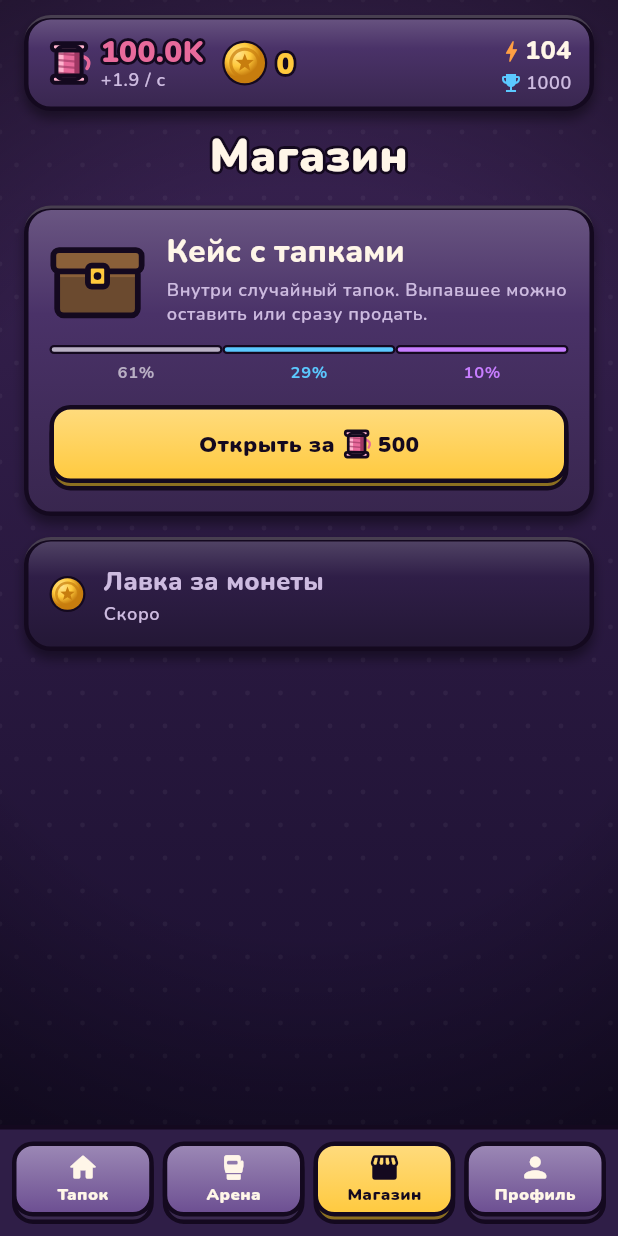
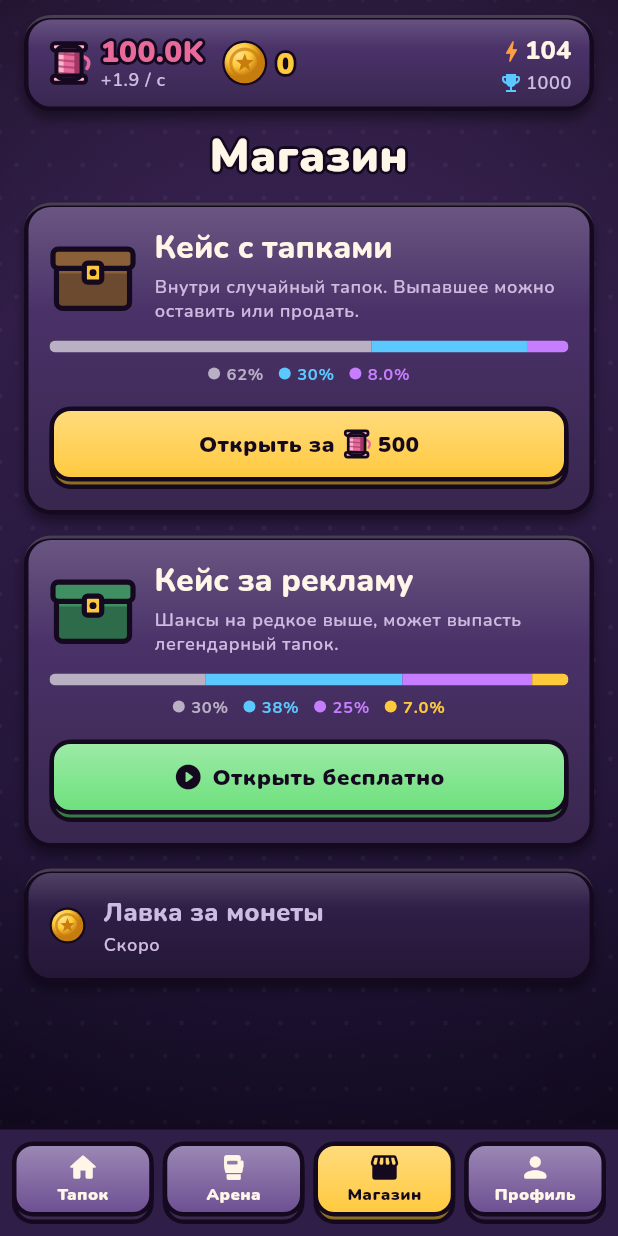
Before and after one commit to voprostvoy-creator/idle-slipper, a Flutter app: the screen it shows after launch, item 3 of the bottom bar chosen, on a phone screen of 412 x 824 dp. Run offline on Flutter 3.47's test engine with Material 3 defaults, Android fonts, the phone set to English and light mode, and no system bars; our stand-ins replace shared_preferences.

Commit message:
Три новых тапка, пятая редкость и второй кейс за рекламу
- Rarity: добавлен мифический, цена продажи теперь свойство редкости,
  а не доля от цены кейса (бесплатный кейс обнулял бы её).
- Каталог: Неон (эпик), Адский шип (легендарный), Радужный хаос (мифический).
- CaseType/CaseCatalog вместо одного кейса: обычный (до эпика, эпик 8%)
  и бесплатный за рекламу (шансы на редкое выше, легендарный 7%).
  Мифический пока не выпадает ни из одного кейса.
- SlipperAnchors удалены: накладки прокачки заменены аурой, якоря стали
  мёртвым кодом и мешали добавлять новые тапки.

Co-Authored-By: Claude Opus 5 <noreply@anthropic.com>

```diff
--- a/lib/game/case_box.dart
+++ b/lib/game/case_box.dart
@@ -2,48 +2,95 @@ import 'dart:math';
 
 import 'slipper_kind.dart';
 
-/// Кейс с тапками: цена в нитках, розыгрыш по весам редкости, цена продажи.
-class CaseBox {
-  CaseBox._();
+/// Вид кейса: цена, набор редкостей и их веса при розыгрыше.
+class CaseType {
+  const CaseType({
+    required this.id,
+    required this.name,
+    required this.description,
+    required this.price,
+    required this.weights,
+  });
 
-  /// Цена одного открытия, в нитках.
-  static const int price = 500;
+  final String id;
+  final String name;
+  final String description;
 
-  /// Сколько дают за продажу выпавшего тапка.
-  static int sellPrice(Rarity rarity) => (price * rarity.sellFactor).round();
+  /// Цена в нитках. 0 — бесплатный (за рекламу).
+  final int price;
 
-  /// Виды, доступные в кейсе. Стартовый тапок тоже участвует — он и есть
-  /// «мусорный» дроп, который продают в минус.
-  static List<SlipperKind> get pool => SlipperCatalog.all;
+  /// Веса по редкости. Редкости, которых тут нет, не выпадают.
+  final Map<Rarity, int> weights;
 
-  /// Шанс конкретной редкости с учётом того, какие виды реально есть.
-  static Map<Rarity, double> chances() {
-    final byRarity = <Rarity, int>{};
-    for (final k in pool) {
-      byRarity[k.rarity] = (byRarity[k.rarity] ?? 0) + k.rarity.weight;
-    }
-    final total = byRarity.values.fold(0, (a, b) => a + b);
-    return {
-      for (final e in byRarity.entries) e.key: total == 0 ? 0 : e.value / total,
+  bool get isFree => price == 0;
+
+  /// Шансы по редкостям — веса, нормализованные с учётом того,
+  /// какие виды реально есть в каталоге.
+  Map<Rarity, double> chances() {
+    final live = <Rarity, int>{
+      for (final e in weights.entries)
+        if (SlipperCatalog.byRarity(e.key).isNotEmpty) e.key: e.value,
     };
+    final total = live.values.fold(0, (a, b) => a + b);
+    if (total == 0) return const {};
+    return {for (final e in live.entries) e.key: e.value / total};
   }
 
-  /// Розыгрыш. Вес вида = вес его редкости, поэтому редкие виды редки даже
-  /// когда их в каталоге несколько.
-  static SlipperKind roll(Random rng) {
-    final total = pool.fold(0, (a, k) => a + k.rarity.weight);
+  /// Розыгрыш: сначала редкость по весам, потом равновероятный вид внутри неё.
+  SlipperKind roll(Random rng) {
+    final live = <Rarity, int>{
+      for (final e in weights.entries)
+        if (SlipperCatalog.byRarity(e.key).isNotEmpty) e.key: e.value,
+    };
+    final total = live.values.fold(0, (a, b) => a + b);
     var pick = rng.nextInt(total);
-    for (final k in pool) {
-      pick -= k.rarity.weight;
-      if (pick < 0) return k;
+    for (final e in live.entries) {
+      pick -= e.value;
+      if (pick < 0) {
+        final pool = SlipperCatalog.byRarity(e.key);
+        return pool[rng.nextInt(pool.length)];
+      }
     }
-    return pool.last;
+    return SlipperCatalog.byId(SlipperCatalog.defaultId);
   }
 
   /// Лента для анимации прокрутки: случайные виды, на [winnerIndex] — выпавший.
-  static List<SlipperKind> reel(Random rng, SlipperKind winner, int length, int winnerIndex) {
+  List<SlipperKind> reel(Random rng, SlipperKind winner, int length, int winnerIndex) {
     return [
       for (var i = 0; i < length; i++) i == winnerIndex ? winner : roll(rng),
     ];
   }
 }
+
+/// Все кейсы игры.
+class CaseCatalog {
+  CaseCatalog._();
+
+  /// Обычный кейс: в основном мусор, эпик — редкая удача.
+  static const standard = CaseType(
+    id: 'standard',
+    name: 'Кейс с тапками',
+    description: 'Внутри случайный тапок. Выпавшее можно оставить или продать.',
+    price: 500,
+    weights: {Rarity.common: 62, Rarity.rare: 30, Rarity.epic: 8},
+  );
+
+  /// Кейс за рекламу: шансы на редкое заметно выше, и есть легендарный.
+  static const ad = CaseType(
+    id: 'ad',
+    name: 'Кейс за рекламу',
+    description: 'Шансы на редкое выше, может выпасть легендарный тапок.',
+    price: 0,
+    weights: {
+      Rarity.common: 30,
+      Rarity.rare: 38,
+      Rarity.epic: 25,
+      Rarity.legendary: 7,
+    },
+  );
+
+  static const all = [standard, ad];
+
+  static CaseType byId(String id) =>
+      all.firstWhere((c) => c.id == id, orElse: () => standard);
+}
--- a/lib/game/slipper_kind.dart
+++ b/lib/game/slipper_kind.dart
@@ -1,21 +1,23 @@
 import 'dart:ui';
 
-/// Редкость тапка. Чем выше — тем сильнее бонус и реже выпадает из кейса.
+/// Редкость тапка: пять ступеней, от обычного до мифического.
+/// Чем выше — тем сильнее бонус и реже выпадает из кейса.
 enum Rarity {
-  common('Обычный', Color(0xFFB9B0C4), 60, 0.15),
-  rare('Редкий', Color(0xFF5BC8FF), 28, 0.6),
-  epic('Эпический', Color(0xFFC77DFF), 10, 1.6),
-  legendary('Легендарный', Color(0xFFFFC93C), 2, 6.0);
+  common('Обычный', Color(0xFFB9B0C4), 75),
+  rare('Редкий', Color(0xFF5BC8FF), 300),
+  epic('Эпический', Color(0xFFC77DFF), 800),
+  legendary('Легендарный', Color(0xFFFFC93C), 2500),
+  mythic('Мифический', Color(0xFFFF5FA2), 8000);
 
-  const Rarity(this.label, this.color, this.weight, this.sellFactor);
+  const Rarity(this.label, this.color, this.sellPrice);
   final String label;
   final Color color;
 
-  /// Вес при розыгрыше кейса (нормализуется по тем видам, что есть в каталоге).
-  final int weight;
+  /// Сколько ниток дают за продажу такого тапка.
+  final int sellPrice;
 
-  /// Цена продажи как доля от цены кейса: обычный уходит в сильный минус.
-  final double sellFactor;
+  /// Ступень редкости для подписи вида «3/5».
+  String get tier => '${index + 1}/${Rarity.values.length}';
 }
 
 /// Тип бонуса. Значение — доля: 0.10 = +10%.
@@ -36,38 +38,13 @@ enum Bonus {
   }
 }
 
-/// Точки крепления аксессуаров прокачки. Координаты — доли размера PNG
-/// (0..1 по ширине и высоте), тапок смотрит вправо.
-class SlipperAnchors {
-  const SlipperAnchors({
-    required this.ridge,
-    required this.side,
-    required this.heel,
-    required this.sole,
-  });
-
-  /// Верхний контур от пятки к носку — сюда вешаются шипы.
-  /// Нужно минимум 2 точки, направление шипа считается по соседним.
-  final List<Offset> ridge;
-
-  /// Точки на боку — пластины и бинты.
-  final List<Offset> side;
-
-  /// Откуда вырывается пламя (задняя кромка).
-  final Offset heel;
-
-  /// Полоса подошвы для подсветки.
-  final Rect sole;
-}
-
-/// Вид тапка из каталога: картинка, редкость, бонус, якоря.
+/// Вид тапка из каталога: картинка, редкость, бонусы.
 class SlipperKind {
   const SlipperKind({
     required this.id,
     required this.name,
     required this.rarity,
     required this.asset,
-    required this.anchors,
     this.bonuses = const {},
   });
 
@@ -75,17 +52,17 @@ class SlipperKind {
   final String name;
   final Rarity rarity;
 
-  /// Путь к PNG: прозрачный фон, вид сбоку, носок вправо, желательно 1200×600 (2:1).
+  /// Путь к PNG: прозрачный фон, вид сбоку, носок вправо, 1200×600 (2:1).
   final String asset;
-  final SlipperAnchors anchors;
   final Map<Bonus, double> bonuses;
 
   double bonus(Bonus b) => bonuses[b] ?? 0;
 }
 
 /// Каталог всех тапков. Чтобы добавить новый:
-/// 1) положить PNG в `assets/slippers/<id>.png`;
-/// 2) добавить запись сюда, подобрать якоря (см. SlipperAnchors).
+/// 1) прогнать PNG через `tool/normalize_slipper.py` — он положит его
+///    в `assets/slippers/<id>.png`;
+/// 2) добавить сюда запись с именем, редкостью и бонусами.
 class SlipperCatalog {
   SlipperCatalog._();
 
@@ -97,36 +74,12 @@ class SlipperCatalog {
       name: 'Бабушкин клетчатый',
       rarity: Rarity.common,
       asset: 'assets/slippers/basic.png',
-      anchors: SlipperAnchors(
-        ridge: [
-          Offset(0.54, 0.31),
-          Offset(0.58, 0.20),
-          Offset(0.62, 0.17),
-          Offset(0.70, 0.26),
-          Offset(0.78, 0.33),
-        ],
-        side: [Offset(0.57, 0.66), Offset(0.65, 0.62), Offset(0.73, 0.66)],
-        heel: Offset(0.07, 0.62),
-        sole: Rect.fromLTRB(0.20, 0.79, 0.80, 0.91),
-      ),
     ),
     SlipperKind(
       id: 'blue_slide',
       name: 'Синий слайд',
       rarity: Rarity.rare,
       asset: 'assets/slippers/blue_slide.png',
-      anchors: SlipperAnchors(
-        ridge: [
-          Offset(0.54, 0.29),
-          Offset(0.60, 0.18),
-          Offset(0.66, 0.23),
-          Offset(0.72, 0.31),
-          Offset(0.78, 0.40),
-        ],
-        side: [Offset(0.55, 0.66), Offset(0.63, 0.60), Offset(0.71, 0.64)],
-        heel: Offset(0.07, 0.62),
-        sole: Rect.fromLTRB(0.18, 0.80, 0.82, 0.92),
-      ),
       bonuses: {Bonus.dodge: 0.05},
     ),
     SlipperKind(
@@ -134,23 +87,40 @@ class SlipperCatalog {
       name: 'Карбон-спорт',
       rarity: Rarity.epic,
       asset: 'assets/slippers/carbon_sport.png',
-      anchors: SlipperAnchors(
-        ridge: [
-          Offset(0.54, 0.32),
-          Offset(0.58, 0.26),
-          Offset(0.62, 0.22),
-          Offset(0.68, 0.27),
-          Offset(0.76, 0.35),
-        ],
-        side: [Offset(0.57, 0.62), Offset(0.64, 0.58), Offset(0.71, 0.62)],
-        heel: Offset(0.07, 0.62),
-        sole: Rect.fromLTRB(0.18, 0.80, 0.82, 0.92),
-      ),
       bonuses: {Bonus.damage: 0.08, Bonus.dodge: 0.04},
+    ),
+    SlipperKind(
+      id: 'purple_neon',
+      name: 'Неон',
+      rarity: Rarity.epic,
+      asset: 'assets/slippers/purple_neon.png',
+      bonuses: {Bonus.crit: 0.06, Bonus.income: 0.08},
+    ),
+    SlipperKind(
+      id: 'red_spike',
+      name: 'Адский шип',
+      rarity: Rarity.legendary,
+      asset: 'assets/slippers/red_spike.png',
+      bonuses: {Bonus.damage: 0.18, Bonus.crit: 0.08, Bonus.hp: 0.08},
+    ),
+    SlipperKind(
+      id: 'rainbow',
+      name: 'Радужный хаос',
+      rarity: Rarity.mythic,
+      asset: 'assets/slippers/rainbow.png',
+      bonuses: {
+        Bonus.damage: 0.25,
+        Bonus.crit: 0.15,
+        Bonus.hp: 0.15,
+        Bonus.income: 0.1,
+      },
     ),
   ];
 
   static final Map<String, SlipperKind> _byId = {for (final k in all) k.id: k};
 
   static SlipperKind byId(String id) => _byId[id] ?? _byId[defaultId]!;
+
+  static List<SlipperKind> byRarity(Rarity r) =>
+      [for (final k in all) if (k.rarity == r) k];
 }
--- a/lib/ui/screens/shop_screen.dart
+++ b/lib/ui/screens/shop_screen.dart
@@ -2,13 +2,12 @@ import 'package:flutter/material.dart';
 
 import '../../game/case_box.dart';
 import '../../game/game_state.dart';
-import '../../game/slipper_kind.dart';
 import '../format.dart';
 import '../theme.dart';
 import '../widgets/game_widgets.dart';
 import 'case_open_screen.dart';
 
-/// Магазин: пока один кейс с тапками за нитки.
+/// Магазин: кейсы с тапками.
 class ShopScreen extends StatelessWidget {
   const ShopScreen({super.key, required this.game});
   final GameState game;
@@ -19,89 +18,15 @@ class ShopScreen extends StatelessWidget {
     return ListenableBuilder(
       listenable: game,
       builder: (context, _) {
-        final chances = CaseBox.chances();
         return ListView(
           padding: const EdgeInsets.fromLTRB(16, 8, 16, 16),
           children: [
             const Center(child: StrokeText('Магазин', size: 30)),
-            const SizedBox(height: 16),
-            GamePanel(
-              padding: const EdgeInsets.all(14),
-              child: Column(
-                children: [
-                  Row(
-                    children: [
-                      const CaseIcon(size: 64),
-                      const SizedBox(width: 14),
-                      Expanded(
-                        child: Column(
-                          crossAxisAlignment: CrossAxisAlignment.start,
-                          children: [
-                            Text('Кейс с тапками', style: theme.textTheme.titleLarge),
-                            const SizedBox(height: 4),
-                            Text(
-                              'Внутри случайный тапок. Выпавшее можно оставить '
-                              'или сразу продать.',
-                              style: theme.textTheme.bodySmall,
-                            ),
-                          ],
-                        ),
-                      ),
-                    ],
-                  ),
-                  const SizedBox(height: 12),
-                  // Шансы по редкостям.
-                  Row(
-                    children: [
-                      for (final r in Rarity.values)
-                        if ((chances[r] ?? 0) > 0)
-                          Expanded(
-                            child: Column(
-                              children: [
-                                Container(
-                                  height: 6,
-                                  decoration: BoxDecoration(
-                                    color: r.color,
-                                    borderRadius: BorderRadius.circular(3),
-                                    border: Border.all(color: GameColors.outline, width: 1.5),
-                                  ),
-                                ),
-                                const SizedBox(height: 4),
-                                Text(
-                                  '${(chances[r]! * 100).toStringAsFixed(chances[r]! < 0.1 ? 1 : 0)}%',
-                                  style: theme.textTheme.labelSmall?.copyWith(color: r.color),
-                                ),
-                              ],
-                            ),
-                          ),
-                    ],
-                  ),
-                  const SizedBox(height: 14),
-                  SizedBox(
-                    width: double.infinity,
-                    child: GameButton(
-                      color: game.canOpenCase ? GameColors.gold : GameColors.panelLight,
-                      height: 52,
-                      onPressed: game.canOpenCase ? () => _open(context) : null,
-                      child: Row(
-                        mainAxisSize: MainAxisSize.min,
-                        children: [
-                          const Text('Открыть за '),
-                          const ThreadIcon(size: 20),
-                          const SizedBox(width: 4),
-                          Text(fmtNum(CaseBox.price)),
-                        ],
-                      ),
-                    ),
-                  ),
-                  if (!game.canOpenCase) ...[
-                    const SizedBox(height: 6),
-                    Text('Не хватает ниток', style: theme.textTheme.bodySmall),
-                  ],
-                ],
-              ),
-            ),
             const SizedBox(height: 14),
+            for (final type in CaseCatalog.all) ...[
+              _CaseCard(game: game, type: type),
+              const SizedBox(height: 14),
+            ],
             GamePanel(
               color: GameColors.panelDark,
               child: Row(
@@ -114,7 +39,8 @@ class ShopScreen extends StatelessWidget {
                       children: [
                         Text(
                           'Лавка за монеты',
-                          style: theme.textTheme.titleMedium?.copyWith(color: GameColors.textDim),
+                          style: theme.textTheme.titleMedium
+                              ?.copyWith(color: GameColors.textDim),
                         ),
                         Text('Скоро', style: theme.textTheme.bodySmall),
                       ],
@@ -128,27 +54,140 @@ class ShopScreen extends StatelessWidget {
       },
     );
   }
+}
+
+class _CaseCard extends StatelessWidget {
+  const _CaseCard({required this.game, required this.type});
+
+  final GameState game;
+  final CaseType type;
+
+  @override
+  Widget build(BuildContext context) {
+    final theme = Theme.of(context);
+    final chances = type.chances();
+    final canOpen = game.canOpen(type);
+    return GamePanel(
+      padding: const EdgeInsets.all(14),
+      child: Column(
+        children: [
+          Row(
+            children: [
+              CaseIcon(size: 58, free: type.isFree),
+              const SizedBox(width: 12),
+              Expanded(
+                child: Column(
+                  crossAxisAlignment: CrossAxisAlignment.start,
+                  children: [
+                    Text(type.name, style: theme.textTheme.titleLarge),
+                    const SizedBox(height: 4),
+                    Text(type.description, style: theme.textTheme.bodySmall),
+                  ],
+                ),
+              ),
+            ],
+          ),
+          const SizedBox(height: 12),
+          // Полоса шансов: ширина сегмента пропорциональна вероятности.
+          ClipRRect(
+            borderRadius: BorderRadius.circular(4),
+            child: Row(
+              children: [
+                for (final e in chances.entries)
+                  Expanded(
+                    flex: (e.value * 1000).round(),
+                    child: Container(height: 8, color: e.key.color),
+                  ),
+              ],
+            ),
+          ),
+          const SizedBox(height: 6),
+          Wrap(
+            spacing: 10,
+            runSpacing: 4,
+            children: [
+              for (final e in chances.entries)
+                Row(
+                  mainAxisSize: MainAxisSize.min,
+                  children: [
+                    Container(
+                      width: 8,
+                      height: 8,
+                      decoration: BoxDecoration(color: e.key.color, shape: BoxShape.circle),
+                    ),
+                    const SizedBox(width: 4),
+                    Text(
+                      '${(e.value * 100).toStringAsFixed(e.value < 0.1 ? 1 : 0)}%',
+                      style: theme.textTheme.labelSmall?.copyWith(color: e.key.color),
+                    ),
+                  ],
+                ),
+            ],
+          ),
+          const SizedBox(height: 14),
+          SizedBox(
+            width: double.infinity,
+            child: GameButton(
+              color: canOpen
+                  ? (type.isFree ? GameColors.green : GameColors.gold)
+                  : GameColors.panelLight,
+              height: 50,
+              onPressed: canOpen ? () => _open(context) : null,
+              child: type.isFree
+                  ? const Row(
+                      mainAxisSize: MainAxisSize.min,
+                      children: [
+                        Icon(Icons.play_circle_fill_rounded, size: 20),
+                        SizedBox(width: 6),
+                        Text('Открыть бесплатно'),
+                      ],
+                    )
+                  : Row(
+                      mainAxisSize: MainAxisSize.min,
+                      children: [
+                        const Text('Открыть за '),
+                        const ThreadIcon(size: 20),
+                        const SizedBox(width: 4),
+                        Text(fmtNum(type.price)),
+                      ],
+                    ),
+            ),
+          ),
+          if (!canOpen) ...[
+            const SizedBox(height: 6),
+            Text('Не хватает ниток', style: theme.textTheme.bodySmall),
+          ],
+        ],
+      ),
+    );
+  }
 
   void _open(BuildContext context) {
-    final kind = game.openCase();
+    final kind = game.openCase(type);
     if (kind == null) return;
     Navigator.of(context).push(
-      MaterialPageRoute(builder: (_) => CaseOpenScreen(game: game, prize: kind)),
+      MaterialPageRoute(
+        builder: (_) => CaseOpenScreen(game: game, type: type, prize: kind),
+      ),
     );
   }
 }
 
-/// Иконка кейса: ящик с крышкой и замком.
+/// Иконка кейса: ящик с крышкой и замком. Бесплатный — зелёный.
 class CaseIcon extends StatelessWidget {
-  const CaseIcon({super.key, this.size = 48});
+  const CaseIcon({super.key, this.size = 48, this.free = false});
   final double size;
+  final bool free;
 
   @override
   Widget build(BuildContext context) =>
-      CustomPaint(size: Size.square(size), painter: _CasePainter());
+      CustomPaint(size: Size.square(size), painter: _CasePainter(free: free));
 }
 
 class _CasePainter extends CustomPainter {
+  _CasePainter({required this.free});
+  final bool free;
+
   @override
   void paint(Canvas c, Size s) {
     final w = s.width;
@@ -158,41 +197,39 @@ class _CasePainter extends CustomPainter {
       ..style = PaintingStyle.stroke
       ..strokeWidth = w * 0.06
       ..strokeJoin = StrokeJoin.round;
+    final dark = free ? const Color(0xFF2E6B4A) : const Color(0xFF6B4A2F);
+    final light = free ? const Color(0xFF3F8F62) : const Color(0xFF8A6039);
 
-    // Корпус.
     final body = RRect.fromRectAndRadius(
       Rect.fromLTWH(w * 0.08, h * 0.38, w * 0.84, h * 0.5),
       Radius.circular(w * 0.07),
     );
-    c.drawRRect(body, Paint()..color = const Color(0xFF6B4A2F));
+    c.drawRRect(body, Paint()..color = dark);
     c.save();
     c.clipRRect(body);
     c.drawRect(
       Rect.fromLTWH(w * 0.08, h * 0.38, w * 0.84, h * 0.1),
-      Paint()..color = const Color(0xFF8A6039),
+      Paint()..color = light,
     );
     c.restore();
     c.drawRRect(body, outline);
 
-    // Крышка.
     final lid = RRect.fromRectAndRadius(
       Rect.fromLTWH(w * 0.04, h * 0.2, w * 0.92, h * 0.22),
       Radius.circular(w * 0.06),
     );
-    c.drawRRect(lid, Paint()..color = const Color(0xFF8A6039));
+    c.drawRRect(lid, Paint()..color = light);
     c.drawRRect(lid, outline);
 
-    // Металлические уголки и замок.
-    final metal = Paint()..color = GameColors.gold;
     final lock = RRect.fromRectAndRadius(
       Rect.fromLTWH(w * 0.4, h * 0.36, w * 0.2, h * 0.22),
       Radius.circular(w * 0.04),
     );
-    c.drawRRect(lock, metal);
+    c.drawRRect(lock, Paint()..color = GameColors.gold);
     c.drawRRect(lock, outline);
     c.drawCircle(Offset(w * 0.5, h * 0.47), w * 0.04, Paint()..color = GameColors.outline);
   }
 
   @override
-  bool shouldRepaint(_CasePainter old) => false;
+  bool shouldRepaint(_CasePainter old) => old.free != free;
 }
```
Also changed, not shown: lib/game/game_state.dart (+6 -6 lines), lib/ui/screens/case_open_screen.dart (+27 -10 lines), assets/slippers/purple_neon.png (added), assets/slippers/rainbow.png (added), assets/slippers/red_spike.png (added), 1 other file.
